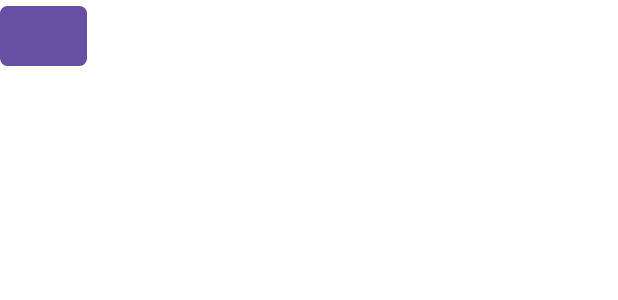
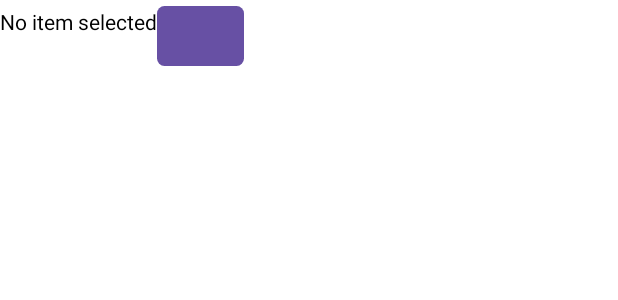
Before and after one commit to mac46005/MeasurementConverter, an Android app built with Jetpack Compose: the @Preview function PreviewFieldDropDown, on a phone screen of 412 x 824 dp. Shown: the top 300 px of the screen. Run offline under Robolectric (Android 15) with nearby library versions, the phone set to English and light mode, and no system bars.

Commit message:
Created MeasurementFieldDropDown

```diff
--- a/app/src/main/java/com/preciado/measurementconverter/data/interfaces/IMeasurementUnit.kt
+++ b/app/src/main/java/com/preciado/measurementconverter/data/interfaces/IMeasurementUnit.kt
@@ -1,7 +1,7 @@
 package com.preciado.measurementconverter.data.interfaces
 
 interface IMeasurementUnit{
+    var name: String
     var value: Double
-
     fun convertTo(measurementType: IMeasurementUnit): IMeasurementUnit
 }
--- a/app/src/main/java/com/preciado/measurementconverter/ui/components/fields/FieldDropDown.kt
+++ b/app/src/main/java/com/preciado/measurementconverter/ui/components/fields/FieldDropDown.kt
@@ -8,6 +8,7 @@ import androidx.compose.foundation.layout.BoxScope
 import androidx.compose.foundation.layout.PaddingValues
 import androidx.compose.foundation.layout.Row
 import androidx.compose.foundation.layout.RowScope
+import androidx.compose.foundation.layout.height
 import androidx.compose.foundation.shape.RoundedCornerShape
 import androidx.compose.material3.Button
 import androidx.compose.material3.ButtonColors
@@ -22,6 +23,7 @@ import androidx.compose.runtime.mutableStateOf
 import androidx.compose.runtime.remember
 import androidx.compose.ui.Alignment
 import androidx.compose.ui.Modifier
+import androidx.compose.ui.draw.drawBehind
 import androidx.compose.ui.graphics.Color
 import androidx.compose.ui.graphics.Shape
 import androidx.compose.ui.tooling.preview.Preview
@@ -53,8 +55,8 @@ fun <T> FieldDropDown(
     dropDownItemBoxContentAlignment: Alignment = Alignment.CenterStart,
     dropDownItemBoxPropagateMinConstraints: Boolean = false,
     dropDownItemBoxContent: @Composable() (BoxScope.(T) -> Unit),
-    placeHolder: @Composable (RowScope.() -> Unit),
-    itemContent: @Composable (RowScope.(T) -> Unit),
+    placeHolder: @Composable (BoxScope.() -> Unit),
+    itemContent: @Composable (BoxScope.(T) -> Unit),
 ) {
     val selectedItem = remember{ selectedItemState }
 
@@ -75,9 +77,20 @@ fun <T> FieldDropDown(
             border = surfaceTextFieldBorder
         ) {
             if(selectedItem.value != null){
-                itemContent(this, selectedItem.value!!)
+                Box(
+                    modifier = Modifier.height(30.dp),
+                    contentAlignment = Alignment.Center
+                ){
+                    itemContent(this, selectedItem.value!!)
+                }
+
             }else{
-                placeHolder(this)
+                Box(
+                    modifier = Modifier.height(30.dp),
+                    contentAlignment = Alignment.Center
+                ){
+                    placeHolder(this)
+                }
             }
         }
 
@@ -119,6 +132,12 @@ fun <T> FieldDropDown(
     }
 }
 
+
+
+
+
+
+
 @Preview
 @Composable
 fun PreviewFieldDropDown(
@@ -126,7 +145,7 @@ fun PreviewFieldDropDown(
 ) {
 
     var state = remember{
-        mutableStateOf<String?>("")
+        mutableStateOf<String?>(null)
     }
 
     FieldDropDown<String>(
```
Also changed, not shown: app/src/main/java/com/preciado/measurementconverter/data/models/Temperatures.kt (+5 -4 lines), app/src/main/java/com/preciado/measurementconverter/ui/components/fields/theme/DropDownTextContent.kt (added, +28 -0 lines), app/src/main/java/com/preciado/measurementconverter/ui/components/fields/theme/MeasurementFieldDropDown.kt (+31 -5 lines).
